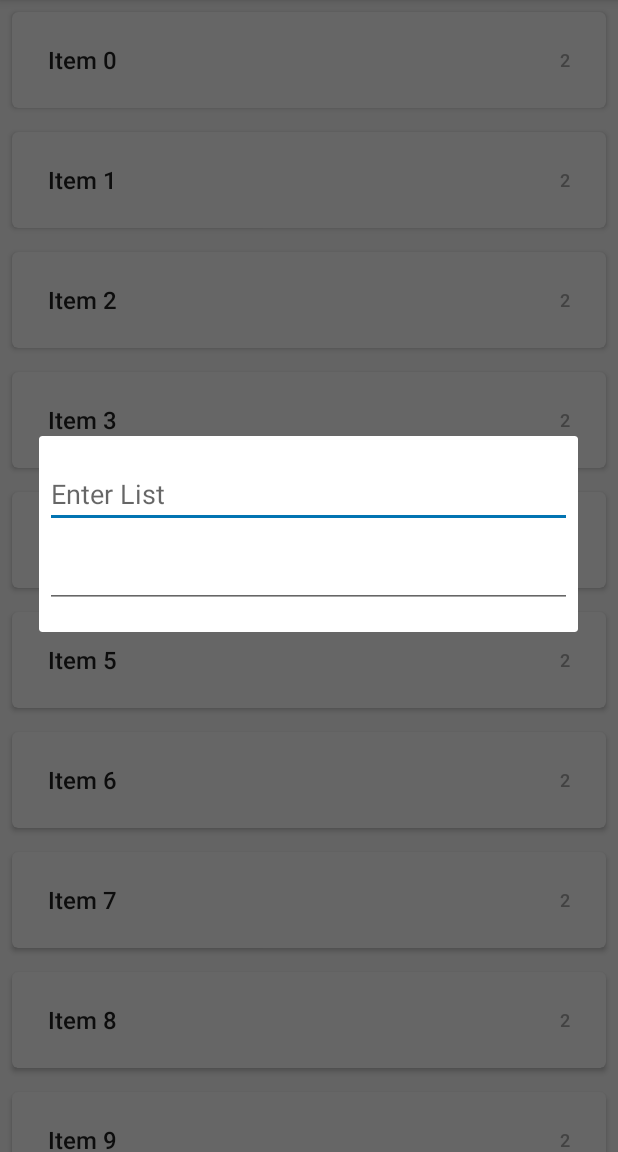
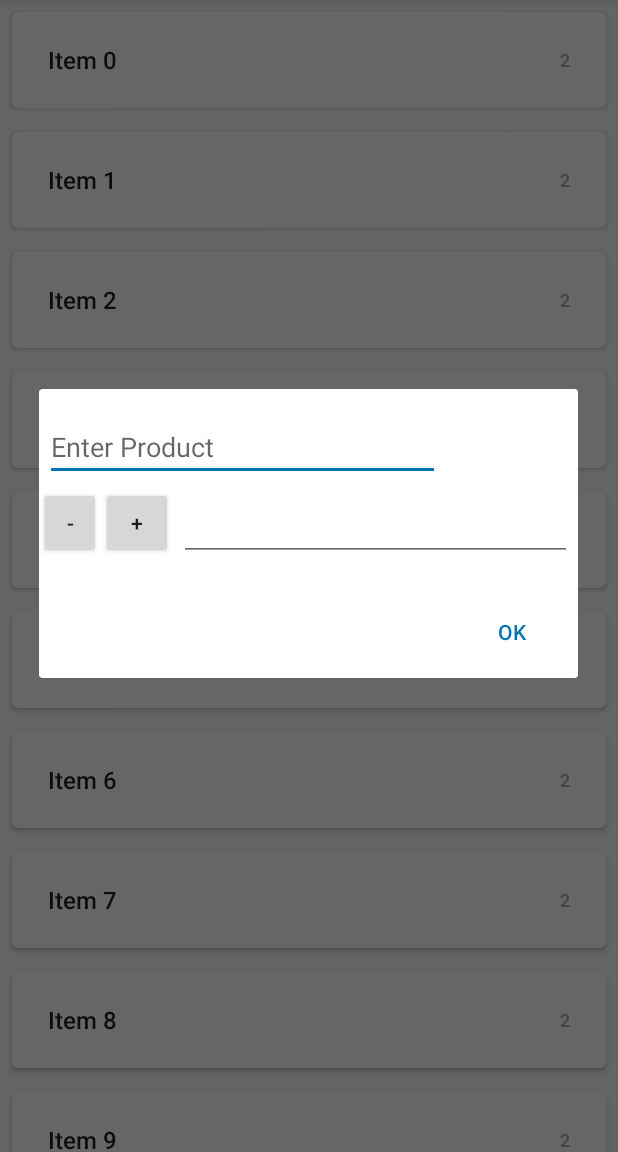
Before and after one commit to SecUSo/privacy-friendly-shopping-list, an Android app: the screen it shows after launch (MainActivity), after a tap on an icon or button, on a phone screen of 412 x 824 dp, the part 84-1236 px from its top. Run offline under Robolectric (Android 15) with nearby library versions, the light colour scheme and no system bars; our stand-ins replace Dagger/Hilt's generated code; 3 statements that could not run were skipped.

Commit message:
Dialog Implementation Update

```diff
--- a/app/src/main/java/privacyfriendlyshoppinglist/secuso/org/privacyfriendlyshoppinglist/ui/shoppingList/EditDialogFragment.java
+++ b/app/src/main/java/privacyfriendlyshoppinglist/secuso/org/privacyfriendlyshoppinglist/ui/shoppingList/EditDialogFragment.java
@@ -2,6 +2,7 @@ package privacyfriendlyshoppinglist.secuso.org.privacyfriendlyshoppinglist.ui.sh
 
 import android.app.AlertDialog;
 import android.app.Dialog;
+import android.content.DialogInterface;
 import android.os.Bundle;
 import android.support.v4.app.DialogFragment;
 import android.view.LayoutInflater;
@@ -19,8 +20,17 @@ public class EditDialogFragment extends DialogFragment
         AlertDialog.Builder builder = new AlertDialog.Builder(getActivity());
 
         LayoutInflater inflater = (LayoutInflater) getActivity().getSystemService(getActivity().LAYOUT_INFLATER_SERVICE);
-        View v = inflater.inflate(R.layout.product_layout, null);
+        View v = inflater.inflate(R.layout.product_dialog, null);
         builder.setView(v);
+        builder.setPositiveButton("Ok", new DialogInterface.OnClickListener()
+        {
+            @Override
+            public void onClick(DialogInterface dialogInterface, int i)
+            {
+
+            }
+        });
+
 
         return builder.create();
     }
--- /dev/null
+++ b/app/src/main/res/layout/product_dialog.xml
@@ -0,0 +1,45 @@
+<?xml version="1.0" encoding="utf-8"?>
+<LinearLayout xmlns:android="http://schemas.android.com/apk/res/android"
+              android:orientation="vertical"
+              android:layout_width="wrap_content"
+              android:layout_height="wrap_content">
+
+    <EditText
+            android:id="@+id/product_layout"
+            android:inputType="text"
+            android:layout_width="263dp"
+            android:layout_height="wrap_content"
+            android:layout_marginTop="16dp"
+            android:layout_marginLeft="4dp"
+            android:layout_marginRight="4dp"
+            android:layout_marginBottom="4dp"
+            android:hint="@string/product_name"/>
+
+
+    <LinearLayout
+            android:layout_width="match_parent"
+            android:layout_height="match_parent"
+            android:orientation="horizontal">
+        <Button
+                style="?android:attr/buttonStyleSmall"
+                android:layout_width="41dp"
+                android:layout_height="wrap_content"
+                android:text="-"
+                android:id="@+id/button"/>
+        <Button style="?android:attr/buttonStyleSmall" android:layout_width="wrap_content"
+                android:layout_height="wrap_content"
+                android:text="+" android:id="@+id/button2"/>
+        <EditText
+                android:id="@+id/quantity"
+                android:inputType="number"
+                android:layout_width="wrap_content"
+                android:layout_height="wrap_content"
+                android:layout_marginTop="4dp"
+                android:layout_marginLeft="4dp"
+                android:layout_marginRight="4dp"
+                android:layout_marginBottom="16dp"
+                android:fontFamily="sans-serif" android:layout_weight="0.26">
+            android:hint="@string/quantity"/>
+        </EditText>
+    </LinearLayout>
+</LinearLayout>
--- a/app/src/main/res/layout/product_layout.xml
+++ /dev/null
@@ -1,29 +0,0 @@
-<?xml version="1.0" encoding="utf-8"?>
-<LinearLayout xmlns:android="http://schemas.android.com/apk/res/android"
-              android:orientation="vertical"
-              android:layout_width="wrap_content"
-              android:layout_height="wrap_content">
-
-    <EditText
-            android:id="@+id/product_layout"
-            android:inputType="textEmailAddress"
-            android:layout_width="match_parent"
-            android:layout_height="wrap_content"
-            android:layout_marginTop="16dp"
-            android:layout_marginLeft="4dp"
-            android:layout_marginRight="4dp"
-            android:layout_marginBottom="4dp"
-            android:hint="@string/item_name"/>
-    <EditText
-            android:id="@+id/password"
-            android:inputType="textPassword"
-            android:layout_width="match_parent"
-            android:layout_height="wrap_content"
-            android:layout_marginTop="4dp"
-            android:layout_marginLeft="4dp"
-            android:layout_marginRight="4dp"
-            android:layout_marginBottom="16dp"
-            android:fontFamily="sans-serif">
-    </EditText>
-
-</LinearLayout>
--- a/app/src/main/res/values/strings.xml
+++ b/app/src/main/res/values/strings.xml
@@ -84,8 +84,15 @@
     <string name="main_button_welcomedialog_text">Use the button in the lower left corner to call the Welcome Dialog.
     </string>
 
-    <!-- Item Card -->
+    <!-- Product Dialog -->
 
-    <string name="item_name">Enter List</string>
+    <string name="product_name">Enter Product</string>
+    <string name="quantity">0</string>
+
+    <!-- Shopping List Dialog -->
+    <string name="list_name">Enter List Name</string>
+    <string name="priority_high">high</string>
+    <string name="priority_low">low</string>
+
 
 </resources>
```
Also changed, not shown: app/src/main/res/layout/shopping_list_dialog.xml (added, +30 -0 lines).
